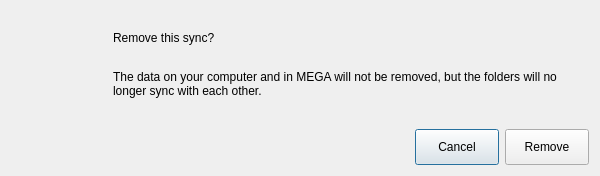
Above: src/MEGASync/gui/ui/RemoveSyncConfirmationDialog.ui from meganz/MEGAsync before the change. Below: the same form after it.
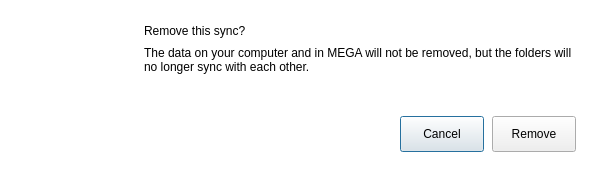
That is the form after the change. Icons and pictures are not drawn. Custom widgets are drawn as their Qt base class.

Commit message: Minor changes to sync remove dialog

What changed in the file:
```diff
--- a/src/MEGASync/gui/ui/RemoveSyncConfirmationDialog.ui
+++ b/src/MEGASync/gui/ui/RemoveSyncConfirmationDialog.ui
@@ -26,25 +26,37 @@
    <string>Remove this sync?</string>
   </property>
   <property name="styleSheet">
-   <string notr="true">/*ColorTokenIcon;Button;bRemove;normal;off;colorToken.text-inverse-accent*/
-/*ColorTokenIcon;Button;bRemove;disabled;off;colorToken.text-inverse-accent*/
-/*ColorTokenIcon;Button;bRemove;active;off;colorToken.text-inverse-accent*/
-/*ColorTokenIcon;Button;bRemove;selected;off;colorToken.text-inverse-accent*/
-
-#labelFolderIcon
+   <string notr="true">#RemoveSyncConfirmationDialog
 {
-border-image: url(&quot;:/images/icons/folder/synced-folder.png&quot;);
-max-width: 96px;
-max-height: 96px;
+background-color: #FFFFFF;/*colorToken.page-background*/
 }
+
 </string>
   </property>
   <property name="TOKENIZED" stdset="0">
    <bool>true</bool>
   </property>
   <layout class="QVBoxLayout" name="verticalLayout_2">
+   <property name="spacing">
+    <number>0</number>
+   </property>
+   <property name="leftMargin">
+    <number>24</number>
+   </property>
+   <property name="topMargin">
+    <number>24</number>
+   </property>
+   <property name="rightMargin">
+    <number>24</number>
+   </property>
+   <property name="bottomMargin">
+    <number>24</number>
+   </property>
    <item>
-    <layout class="QHBoxLayout" name="horizontalLayout_2">
+    <layout class="QHBoxLayout" name="horizontalLayout_2" stretch="0,1">
+     <property name="spacing">
+      <number>24</number>
+     </property>
      <item>
       <widget class="QLabel" name="labelFolderIcon">
        <property name="minimumSize">
@@ -53,6 +65,12 @@
          <height>96</height>
         </size>
        </property>
+       <property name="maximumSize">
+        <size>
+         <width>96</width>
+         <height>96</height>
+        </size>
+       </property>
        <property name="text">
         <string/>
        </property>
@@ -61,12 +79,12 @@
      <item>
       <layout class="QVBoxLayout" name="verticalLayout" stretch="0,1">
        <property name="spacing">
-        <number>0</number>
+        <number>8</number>
        </property>
        <property name="topMargin">
-        <number>20</number>
+        <number>0</number>
        </property>
-       <item>
+       <item alignment="Qt::AlignTop">
         <widget class="QLabel" name="labelHeader">
          <property name="styleSheet">
           <string notr="true"/>
@@ -82,7 +100,7 @@
          </property>
         </widget>
        </item>
-       <item>
+       <item alignment="Qt::AlignTop">
         <widget class="QLabel" name="labelMessage">
          <property name="text">
           <string>The data on your computer and in MEGA will not be removed, but the folders will no longer sync with each other.</string>
@@ -98,6 +116,9 @@
    </item>
    <item>
     <layout class="QHBoxLayout" name="horizontalLayout" stretch="1,0,0">
+     <property name="spacing">
+      <number>8</number>
+     </property>
      <item>
       <spacer name="horizontalSpacer">
        <property name="orientation">
@@ -193,6 +214,13 @@
    </item>
   </layout>
  </widget>
+ <customwidgets>
+  <customwidget>
+   <class>TokenizableButton</class>
+   <extends>QPushButton</extends>
+   <header>TokenizableItems/TokenizableButtons.h</header>
+  </customwidget>
+ </customwidgets>
  <resources>
   <include location="../Resources_light.qrc"/>
  </resources>
```
Left out of the diff: 11 changed lines with no effect on the pictures. The commit also changes 1 other file.
